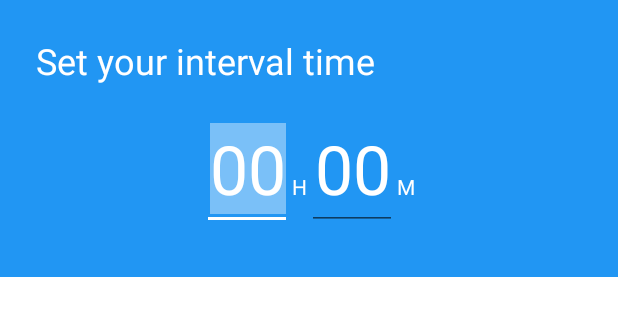
After one commit to janacm/Momenta-Capstone, an Android app: the layout interval_dialog_preference.xml on its own in the app's theme, with its tools: preview values and no code run, on a phone screen of 412 x 824 dp. The commit adds this screen. Shown: the top 316 px of the screen. Run offline under Robolectric (Android 15) with nearby library versions, the phone set to English and light mode, and no system bars.

Commit message:
implemented interval time in settings and refactored strings file

```diff
--- a/app/src/main/AndroidManifest.xml
+++ b/app/src/main/AndroidManifest.xml
@@ -19,7 +19,7 @@
                 <category android:name="android.intent.category.LAUNCHER" />
             </intent-filter>
         </activity>
-        <receiver android:name=".Reciever">
+        <receiver android:name=".Receiver">
         </receiver>
         <activity
             android:name=".ScreenTakeOverActivity"
--- a/app/src/main/java/com/momenta/ActivitiesAdapter.java
+++ b/app/src/main/java/com/momenta/ActivitiesAdapter.java
@@ -13,8 +13,7 @@ import java.util.List;
 /**
  * Adapter to handle the activities data and serve the recycler view
  */
-public class ActivitiesAdapter extends
-        RecyclerView.Adapter<ActivitiesAdapter.ViewHolder> {
+public class ActivitiesAdapter extends RecyclerView.Adapter<ActivitiesAdapter.ViewHolder> {
 
     private List<Task> tasks;
     private Context context;
--- a/app/src/main/java/com/momenta/Reciever.java
+++ b/app/src/main/java/com/momenta/Receiver.java
@@ -8,13 +8,13 @@ import android.util.Log;
 /**
  * Recieves the alarm broadcast from the system.
  */
-public class Reciever extends WakefulBroadcastReceiver {
+public class Receiver extends WakefulBroadcastReceiver {
 
     @Override
     public void onReceive(Context context, Intent intent) {
-        Log.d("Reciever", "Alarm Set.");
+        Log.d("Receiver", "Alarm Set.");
         Intent sIntent = new Intent(context, ScreenTakeOverActivity.class);
-        sIntent.addFlags(Intent.FLAG_ACTIVITY_NEW_TASK);
+        sIntent.addFlags(Intent.FLAG_ACTIVITY_NEW_TASK|Intent.FLAG_ACTIVITY_CLEAR_TASK);
         context.getApplicationContext().startActivity(sIntent);
     }
 }
--- a/app/src/main/res/layout/activity_screen_take_over.xml
+++ b/app/src/main/res/layout/activity_screen_take_over.xml
@@ -60,6 +60,7 @@
             android:layout_width="140dp"
             android:layout_height="wrap_content"
             android:textColor="@color/colorPrimary"
+            android:onClick="go_button_click"
             android:text="@string/dummy_button" />
 
         <Button
@@ -67,6 +68,7 @@
             android:layout_marginTop="20dp"
             android:layout_width="140dp"
             android:layout_height="wrap_content"
+            android:onClick="later_button_click"
             android:text="@string/later" />
 
     </LinearLayout>
--- /dev/null
+++ b/app/src/main/res/layout/interval_dialog_preference.xml
@@ -0,0 +1,76 @@
+<?xml version="1.0" encoding="utf-8"?>
+<LinearLayout xmlns:android="http://schemas.android.com/apk/res/android"
+    xmlns:app="http://schemas.android.com/apk/res-auto"
+    xmlns:grid="http://schemas.android.com/tools"
+    android:orientation="vertical"
+    android:layout_width="match_parent"
+    android:layout_height="match_parent">
+
+    <LinearLayout
+        android:id="@+id/dialog_header"
+        android:layout_width="match_parent"
+        android:orientation="vertical"
+        android:layout_height="wrap_content"
+        android:padding="24dp"
+        android:background="@color/colorPrimary">
+
+        <TextView
+            android:id="@+id/set_goal_textview"
+            android:layout_width="match_parent"
+            android:layout_height="wrap_content"
+            android:textSize="24sp"
+            android:text="@string/set_interval_time"
+            android:textColor="@color/colorAccent"
+            android:layout_marginBottom="8dp"/>
+
+        <LinearLayout
+            android:id="@+id/activity_time_linearlayout"
+            android:orientation="horizontal"
+            android:layout_width="match_parent"
+            android:layout_marginTop="7dp"
+            android:layout_marginBottom="7dp"
+            android:layout_height="wrap_content"
+            android:gravity="center_horizontal">
+
+            <EditText
+                android:id="@+id/pref_hour_textview"
+                android:layout_width="@dimen/time_dialog_edit_text_width"
+                android:layout_height="wrap_content"
+                android:text="@string/dialog_hour_string"
+                android:inputType="number"
+                android:gravity="right"
+                android:selectAllOnFocus="true"
+                android:maxLength="2"
+                android:textColor="@color/colorAccent"
+                android:textSize="@dimen/dialog_time_text_size"/>
+            <TextView
+                android:id="@+id/activity_H_textview"
+                android:layout_width="wrap_content"
+                android:layout_height="wrap_content"
+                android:gravity="bottom"
+                android:text="@string/H_string"
+                android:textColor="@color/colorAccent"/>
+            <EditText
+                android:id="@+id/pref_minute_textview"
+                android:layout_width="@dimen/time_dialog_edit_text_width"
+                android:layout_height="wrap_content"
+                android:text="@string/dialog_hour_string"
+                android:inputType="number"
+                android:maxLength="2"
+                android:selectAllOnFocus="true"
+                android:gravity="right"
+                android:textSize="@dimen/dialog_time_text_size"
+                android:textColor="@color/colorAccent"/>
+            <TextView
+                android:id="@+id/activity_M_textview"
+                android:layout_width="wrap_content"
+                android:layout_height="wrap_content"
+                android:gravity="bottom"
+                android:text="@string/M_string"
+                android:textColor="@color/colorAccent"/>
+
+        </LinearLayout>
+
+    </LinearLayout>
+
+</LinearLayout>
--- a/app/src/main/res/values/dimens.xml
+++ b/app/src/main/res/values/dimens.xml
@@ -5,4 +5,5 @@
     <dimen name="fab_margin">16dp</dimen>
     <dimen name="dialog_time_text_size">45sp</dimen>
     <dimen name="time_dialog_number_font">24sp</dimen>
+    <dimen name="time_dialog_edit_text_width">60dp</dimen>
 </resources>
```
Also changed, not shown: app/src/main/java/com/momenta/Constants.java (added, +11 -0 lines), app/src/main/java/com/momenta/DashboardFragment.java (+0 -16 lines), app/src/main/java/com/momenta/IntervalDialogPreference.java (added, +69 -0 lines), app/src/main/java/com/momenta/MainActivity.java (+6 -2 lines), app/src/main/java/com/momenta/ScreenTakeOverActivity.java (+19 -32 lines), app/src/main/java/com/momenta/SettingsActivity.java (+77 -2 lines), app/src/main/java/com/momenta/helperBroadcast.java (added, +43 -0 lines), app/src/main/java/com/momenta/helperPreferences.java (added, +39 -0 lines), app/src/main/res/values/strings.xml (+40 -16 lines), app/src/main/res/xml/settings.xml (+4 -8 lines), 1 other file.
